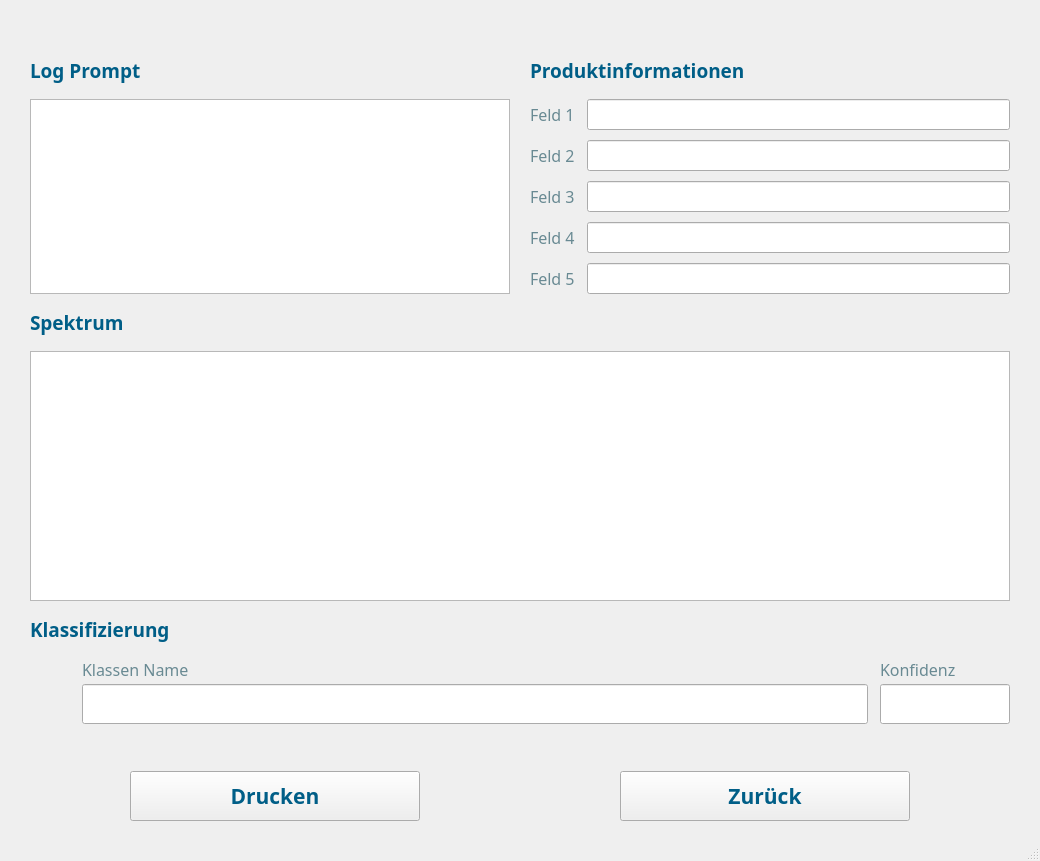
fabianjaeger1/Phydent-App, file UI_Files/measurement.ui: the form before one commit.
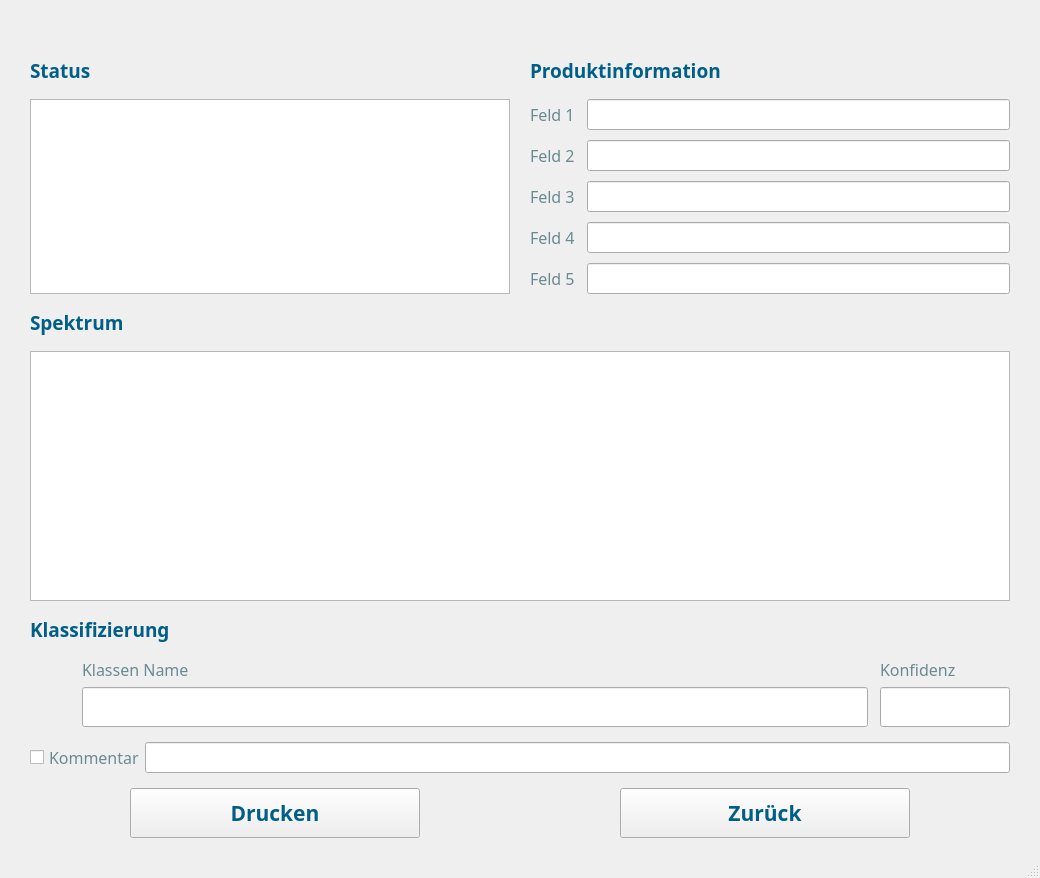
The form after the commit. Icons and pictures are not drawn.

Patch:
```diff
--- a/UI_Files/measurement.ui
+++ b/UI_Files/measurement.ui
@@ -145,7 +145,7 @@
          </font>
         </property>
         <property name="text">
-         <string>&lt;html&gt;&lt;head/&gt;&lt;body&gt;&lt;p&gt;&lt;span style=&quot; color:#005e87;&quot;&gt;Produktinformationen&lt;/span&gt;&lt;/p&gt;&lt;/body&gt;&lt;/html&gt;</string>
+         <string>&lt;html&gt;&lt;head/&gt;&lt;body&gt;&lt;p&gt;&lt;span style=&quot; color:#005e87;&quot;&gt;Produktinformation&lt;/span&gt;&lt;/p&gt;&lt;/body&gt;&lt;/html&gt;</string>
         </property>
        </widget>
       </item>
@@ -160,7 +160,7 @@
          </font>
         </property>
         <property name="text">
-         <string>&lt;html&gt;&lt;head/&gt;&lt;body&gt;&lt;p&gt;&lt;span style=&quot; color:#005e87;&quot;&gt;Log Prompt&lt;/span&gt;&lt;/p&gt;&lt;/body&gt;&lt;/html&gt;</string>
+         <string>&lt;html&gt;&lt;head/&gt;&lt;body&gt;&lt;p&gt;&lt;span style=&quot; color:#005e87;&quot;&gt;Status&lt;/span&gt;&lt;/p&gt;&lt;/body&gt;&lt;/html&gt;</string>
         </property>
        </widget>
       </item>
@@ -233,7 +233,7 @@
          <number>12</number>
         </property>
         <property name="verticalSpacing">
-         <number>3</number>
+         <number>6</number>
         </property>
         <item row="2" column="1">
          <widget class="QLineEdit" name="classname">
@@ -367,17 +367,33 @@
      </layout>
     </item>
     <item>
-     <spacer name="verticalSpacer">
-      <property name="orientation">
-       <enum>Qt::Vertical</enum>
+     <layout class="QHBoxLayout" name="buttonsection_2">
+      <property name="spacing">
+       <number>0</number>
       </property>
-      <property name="sizeHint" stdset="0">
-       <size>
-        <width>20</width>
-        <height>40</height>
-       </size>
+      <property name="leftMargin">
+       <number>0</number>
       </property>
-     </spacer>
+      <property name="rightMargin">
+       <number>0</number>
+      </property>
+      <item>
+       <widget class="QCheckBox" name="checkBox">
+        <property name="font">
+         <font/>
+        </property>
+        <property name="styleSheet">
+         <string notr="true">color: rgb(105, 138, 147);</string>
+        </property>
+        <property name="text">
+         <string>Kommentar</string>
+        </property>
+       </widget>
+      </item>
+      <item>
+       <widget class="QLineEdit" name="lineEdit"/>
+      </item>
+     </layout>
     </item>
     <item>
      <layout class="QHBoxLayout" name="buttonsection">
@@ -446,6 +462,19 @@
       </item>
      </layout>
     </item>
+    <item>
+     <spacer name="verticalSpacer">
+      <property name="orientation">
+       <enum>Qt::Vertical</enum>
+      </property>
+      <property name="sizeHint" stdset="0">
+       <size>
+        <width>20</width>
+        <height>40</height>
+       </size>
+      </property>
+     </spacer>
+    </item>
    </layout>
   </widget>
   <widget class="QMenuBar" name="menubar">
```
Left out of the diff: 70 changed lines with no effect on the pictures.
